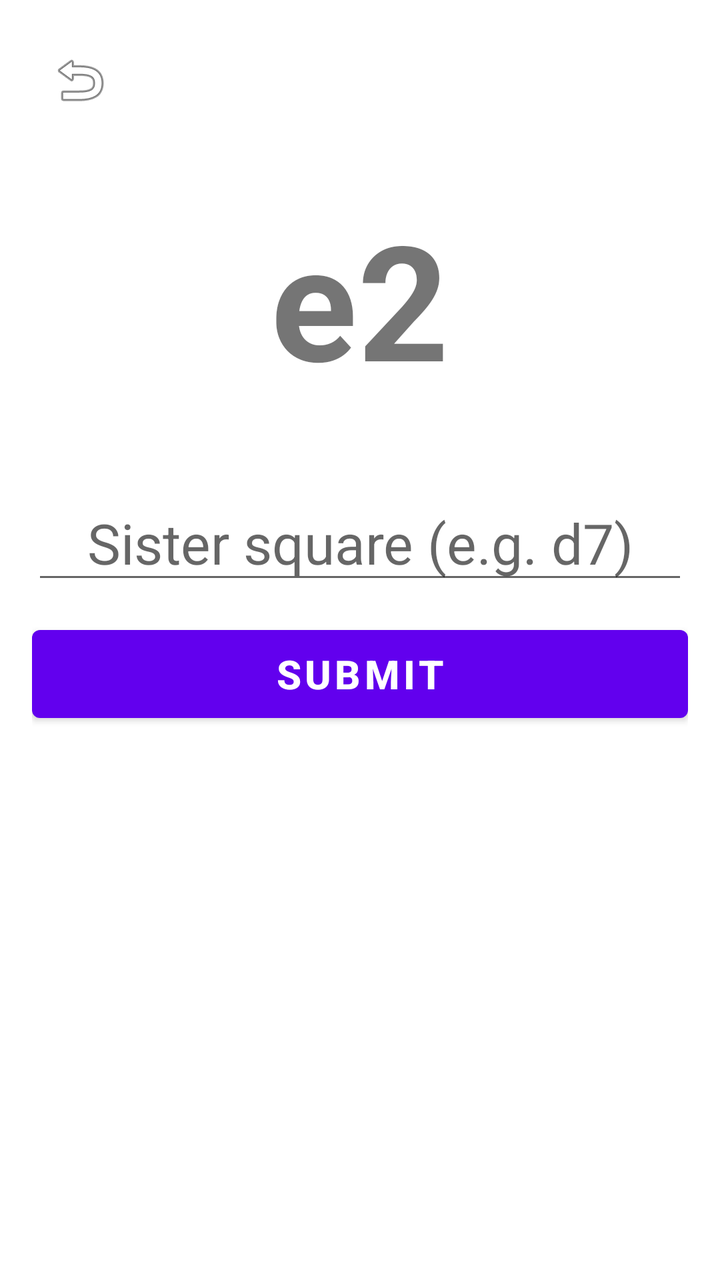
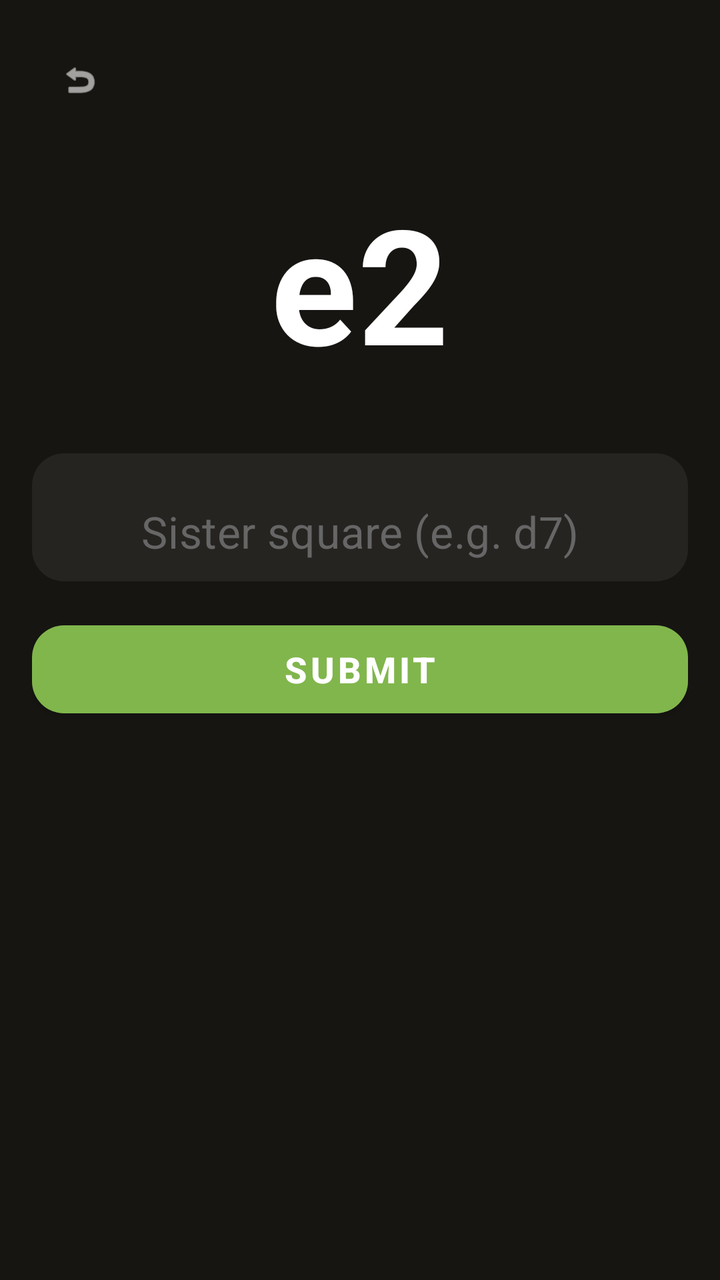

Two renders of the same Android screen: before a commit and after it. Below are the layout's source before the change and the commit's diff.
<!-- AndroidManifest.xml: application theme Theme.BlindfoldChess -->
<!-- res/layout/fragment_sister_square.xml -->
<?xml version="1.0" encoding="utf-8"?>

<LinearLayout xmlns:android="http://schemas.android.com/apk/res/android"
    android:layout_width="match_parent"
    android:layout_height="match_parent"
    android:orientation="vertical"
    android:padding="16dp">

    <ImageButton
        android:id="@+id/btn_back"
        android:layout_width="48dp"
        android:layout_height="48dp"
        android:src="@android:drawable/ic_menu_revert"
        android:background="?attr/selectableItemBackgroundBorderless"
        android:contentDescription="Back"
        android:layout_marginBottom="8dp" />

    <TextView
        android:id="@+id/tv_square_name"
        android:layout_width="wrap_content"
        android:layout_height="wrap_content"
        android:text="e2"
        android:textSize="80sp"
        android:textStyle="bold"
        android:layout_gravity="center_horizontal"
        android:layout_marginTop="24dp"
        android:layout_marginBottom="40dp" />

    <EditText
        android:id="@+id/et_answer"
        android:layout_width="match_parent"
        android:layout_height="wrap_content"
        android:hint="Sister square (e.g. d7)"
        android:inputType="text"
        android:maxLength="2"
        android:textSize="28sp"
        android:gravity="center"
        android:imeOptions="actionDone"
        android:layout_marginBottom="12dp" />

    <Button
        android:id="@+id/btn_submit"
        android:layout_width="match_parent"
        android:layout_height="56dp"
        android:text="Submit"
        android:textSize="20sp"
        android:textStyle="bold" />

    <TextView
        android:id="@+id/tv_result"
        android:layout_width="wrap_content"
        android:layout_height="wrap_content"
        android:text=""
        android:textSize="22sp"
        android:textStyle="bold"
        android:layout_gravity="center_horizontal"
        android:layout_marginTop="16dp" />

    <TextView
        android:id="@+id/tv_score"
        android:layout_width="wrap_content"
        android:layout_height="wrap_content"
        android:text=""
        android:textSize="14sp"
        android:layout_gravity="center_horizontal"
        android:layout_marginTop="8dp" />

</LinearLayout>
<!-- resources referenced by this layout -->
<resources>
  <style name="Theme.BlindfoldChess" parent="Theme.MaterialComponents.DayNight.NoActionBar">
          
          <item name="colorPrimary">@color/purple_500</item>
          <item name="colorPrimaryVariant">@color/purple_700</item>
          <item name="colorOnPrimary">@color/white</item>
          
          <item name="colorSecondary">@color/teal_200</item>
          <item name="colorSecondaryVariant">@color/teal_700</item>
          <item name="colorOnSecondary">@color/black</item>
          
          <item name="android:statusBarColor">?attr/colorPrimaryVariant</item>
          
      </style>
  <color name="purple_500">#FF6200EE</color>
  <color name="purple_700">#FF3700B3</color>
  <color name="white">#FFFFFFFF</color>
  <color name="teal_200">#FF03DAC5</color>
  <color name="teal_700">#FF018786</color>
  <color name="black">#FF000000</color>
</resources>

<!-- the commit's change to res/layout/fragment_sister_square.xml (unified diff, before → after) -->
@@ -1,68 +1,88 @@
 <?xml version="1.0" encoding="utf-8"?>
 
 <LinearLayout xmlns:android="http://schemas.android.com/apk/res/android"
+    xmlns:app="http://schemas.android.com/apk/res-auto"
     android:layout_width="match_parent"
     android:layout_height="match_parent"
+    android:background="#161512"
     android:orientation="vertical"
     android:padding="16dp">
 
-    <ImageButton
+    <com.google.android.material.button.MaterialButton
         android:id="@+id/btn_back"
+        style="@style/Widget.Material3.Button.IconButton"
         android:layout_width="48dp"
         android:layout_height="48dp"
-        android:src="@android:drawable/ic_menu_revert"
-        android:background="?attr/selectableItemBackgroundBorderless"
         android:contentDescription="Back"
-        android:layout_marginBottom="8dp" />
+        app:icon="@android:drawable/ic_menu_revert"
+        app:iconTint="#FFFFFF" />
 
     <TextView
         android:id="@+id/tv_square_name"
         android:layout_width="wrap_content"
         android:layout_height="wrap_content"
-        android:text="e2"
-        android:textSize="80sp"
-        android:textStyle="bold"
         android:layout_gravity="center_horizontal"
         android:layout_marginTop="24dp"
-        android:layout_marginBottom="40dp" />
+        android:layout_marginBottom="32dp"
+        android:text="e2"
+        android:textColor="#FFFFFF"
+        android:textSize="80sp"
+        android:textStyle="bold" />
 
-    <EditText
-        android:id="@+id/et_answer"
+    <com.google.android.material.textfield.TextInputLayout
         android:layout_width="match_parent"
         android:layout_height="wrap_content"
-        android:hint="Sister square (e.g. d7)"
-        android:inputType="text"
-        android:maxLength="2"
-        android:textSize="28sp"
-        android:gravity="center"
-        android:imeOptions="actionDone"
-        android:layout_marginBottom="12dp" />
+        android:layout_marginBottom="16dp"
+        app:boxBackgroundColor="#262421"
+        app:boxCornerRadiusBottomEnd="16dp"
+        app:boxCornerRadiusBottomStart="16dp"
+        app:boxCornerRadiusTopEnd="16dp"
+        app:boxCornerRadiusTopStart="16dp"
+        app:boxStrokeWidth="0dp"
+        app:hintEnabled="false">
 
-    <Button
+        <com.google.android.material.textfield.TextInputEditText
+            android:id="@+id/et_answer"
+            android:layout_width="match_parent"
+            android:layout_height="64dp"
+            android:gravity="center"
+            android:hint="Sister square (e.g. d7)"
+            android:imeOptions="actionDone"
+            android:inputType="text"
+            android:maxLength="2"
+            android:textColor="#FFFFFF"
+            android:textColorHint="#666666"
+            android:textSize="22sp" />
+    </com.google.android.material.textfield.TextInputLayout>
+
+    <com.google.android.material.button.MaterialButton
         android:id="@+id/btn_submit"
         android:layout_width="match_parent"
         android:layout_height="56dp"
         android:text="Submit"
-        android:textSize="20sp"
-        android:textStyle="bold" />
+        android:textColor="#FFFFFF"
+        android:textSize="18sp"
+        android:textStyle="bold"
+        app:backgroundTint="#81B64C"
+        app:cornerRadius="16dp" />
 
     <TextView
         android:id="@+id/tv_result"
         android:layout_width="wrap_content"
         android:layout_height="wrap_content"
-        android:text=""
+        android:layout_gravity="center_horizontal"
+        android:layout_marginTop="16dp"
+        android:textColor="#FFFFFF"
         android:textSize="22sp"
-        android:textStyle="bold"
-        android:layout_gravity="center_horizontal"
-        android:layout_marginTop="16dp" />
+        android:textStyle="bold" />
 
     <TextView
         android:id="@+id/tv_score"
         android:layout_width="wrap_content"
         android:layout_height="wrap_content"
-        android:text=""
-        android:textSize="14sp"
         android:layout_gravity="center_horizontal"
-        android:layout_marginTop="8dp" />
+        android:layout_marginTop="8dp"
+        android:textColor="#8E8E93"
+        android:textSize="14sp" />
 
 </LinearLayout>
